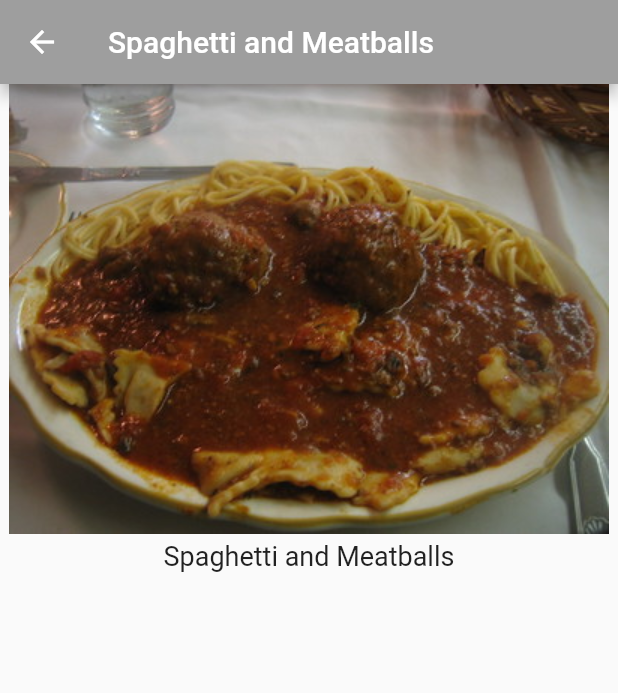
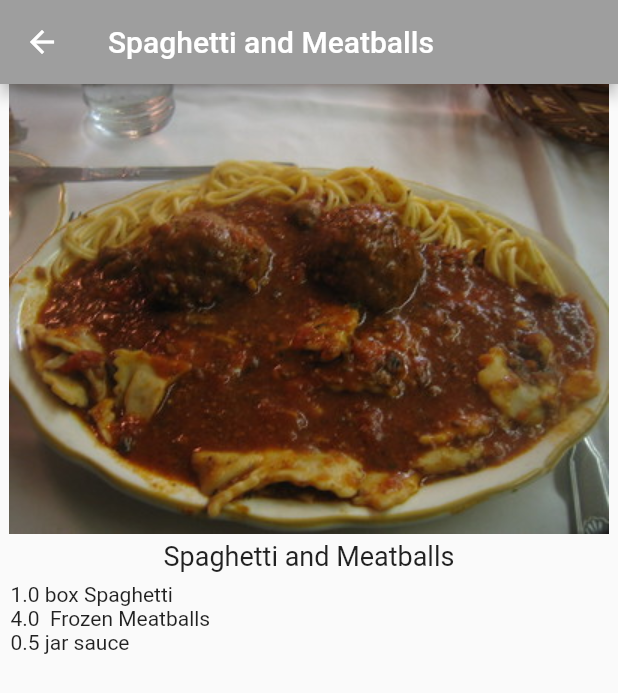
Before and after one commit to davidaodejobi/Flutter-Apprentice-Study, a Flutter app: the screen it shows after launch, after a tap on "Spaghetti and Meatballs", on a phone screen of 412 x 824 dp. Shown: the top 693 px of the screen. Run offline on Flutter 3.47's test engine with Material 2 defaults, Android fonts, the light colour scheme and no system bars.

Commit message:
Used ListView to populate the static dada to the recipe detail

```diff
--- a/recipe_app/lib/recipe.dart
+++ b/recipe_app/lib/recipe.dart
@@ -1,36 +1,149 @@
 class Recipe {
   String label;
   String imageUrl;
-// TODO: Add servings and ingredients here
+  int servings;
+  List<Ingredient> ingredients;
+
   Recipe(
     this.label,
     this.imageUrl,
+    this.servings,
+    this.ingredients,
   );
 
   static List<Recipe> samples = [
     Recipe(
       'Spaghetti and Meatballs',
       'assets/2126711929_ef763de2b3_w.jpg',
+      4,
+      [
+        Ingredient(
+          1,
+          'box',
+          'Spaghetti',
+        ),
+        Ingredient(
+          4,
+          '',
+          'Frozen Meatballs',
+        ),
+        Ingredient(
+          0.5,
+          'jar',
+          'sauce',
+        ),
+      ],
     ),
     Recipe(
       'Tomato Soup',
       'assets/27729023535_a57606c1be.jpg',
+      2,
+      [
+        Ingredient(
+          1,
+          'can',
+          'Tomato Soup',
+        ),
+      ],
     ),
     Recipe(
       'Grilled Cheese',
       'assets/3187380632_5056654a19_b.jpg',
+      1,
+      [
+        Ingredient(
+          2,
+          'slices',
+          'Cheese',
+        ),
+        Ingredient(
+          2,
+          'slices',
+          'Bread',
+        ),
+      ],
     ),
     Recipe(
       'Chocolate Chip Cookies',
       'assets/15992102771_b92f4cc00a_b.jpg',
+      24,
+      [
+        Ingredient(
+          4,
+          'cups',
+          'flour',
+        ),
+        Ingredient(
+          2,
+          'cups',
+          'sugar',
+        ),
+        Ingredient(
+          0.5,
+          'cups',
+          'chocolate chips',
+        ),
+      ],
     ),
     Recipe(
       'Taco Salad',
       'assets/8533381643_a31a99e8a6_c.jpg',
+      1,
+      [
+        Ingredient(
+          4,
+          'oz',
+          'nachos',
+        ),
+        Ingredient(
+          3,
+          'oz',
+          'taco meat',
+        ),
+        Ingredient(
+          0.5,
+          'cup',
+          'cheese',
+        ),
+        Ingredient(
+          0.25,
+          'cup',
+          'chopped tomatoes',
+        ),
+      ],
     ),
     Recipe(
       'Hawaiian Pizza',
       'assets/15452035777_294cefced5_c.jpg',
+      4,
+      [
+        Ingredient(
+          1,
+          'item',
+          'pizza',
+        ),
+        Ingredient(
+          1,
+          'cup',
+          'pineapple',
+        ),
+        Ingredient(
+          8,
+          'oz',
+          'ham',
+        ),
+      ],
     ),
   ];
 }
+
+class Ingredient {
+  double quantity;
+  String measure;
+  String name;
+  Ingredient(
+    this.quantity,
+    this.measure,
+    this.name,
+  );
+}
--- a/recipe_app/lib/recipe_detail.dart
+++ b/recipe_app/lib/recipe_detail.dart
@@ -41,8 +41,18 @@ class _RecipeDetailState extends State<RecipeDetail> {
               widget.recipe.label,
               style: const TextStyle(fontSize: 18),
             ),
-// TODO: Add Expanded
-            // TODO: Add Slider() here
+            Expanded(
+              child: ListView.builder(
+                padding: const EdgeInsets.all(7.0),
+                itemCount: widget.recipe.ingredients.length,
+                itemBuilder: (BuildContext context, int index) {
+                  final ingredient = widget.recipe.ingredients[index];
+// TODO: Add ingredient.quantity
+                  return Text(
+                      '${ingredient.quantity} ${ingredient.measure} ${ingredient.name}');
+                },
+              ),
+            ),
           ],
         ),
       ),
```
